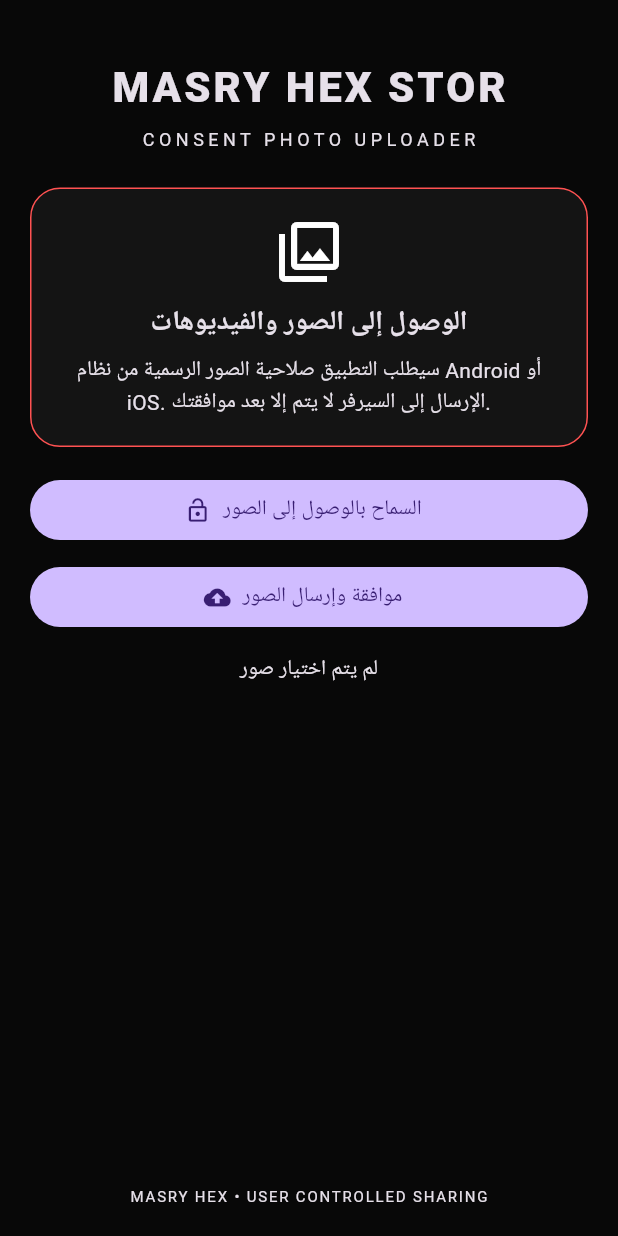
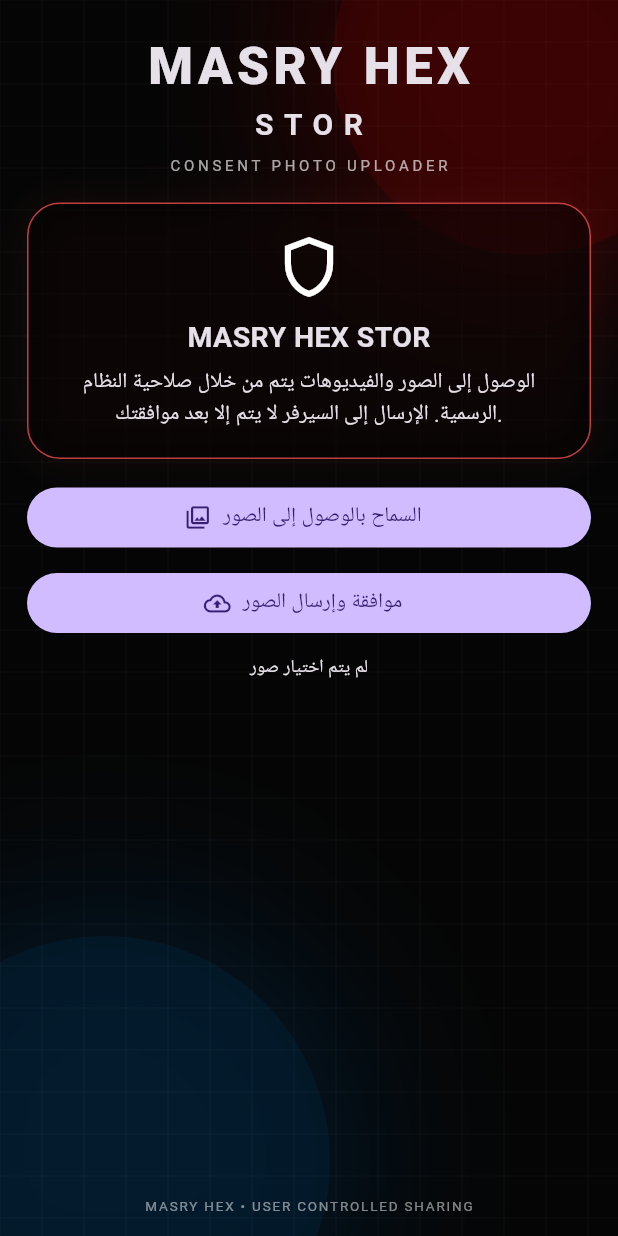
Before and after one commit to mohamedjgkgoffo-prog/consent-photo-uploader, a Flutter app: the screen it shows after launch, after a tap on "السماح بالوصول إلى الصور", on a phone screen of 412 x 824 dp. Run offline on Flutter 3.47's test engine with Material 3 defaults, Android fonts, the phone set to English and light mode, and no system bars; our stand-ins replace image_picker, permission_handler.

Commit message:
Refresh MASRY HEX STOR visual design with branded neon background

```diff
--- a/mobile/lib/main.dart
+++ b/mobile/lib/main.dart
@@ -19,10 +19,37 @@
   );
 }
 
-class HomePage extends StatefulWidget {
-  const HomePage({super.key});
+class NeonBackground extends StatelessWidget {
+  final Widget child;
+  const NeonBackground({super.key, required this.child});
+
   @override
-  State<HomePage> createState() => _HomePageState();
+  Widget build(BuildContext context) => Stack(
+    children: [
+      Container(color: const Color(0xFF050505)),
+      Positioned(top: -90, right: -70, child: _glow(260, const Color(0xFF8B0000))),
+      Positioned(bottom: -100, left: -80, child: _glow(300, const Color(0xFF003A66))),
+      Positioned.fill(child: CustomPaint(painter: _GridPainter())),
+      child,
+    ],
+  );
+
+  Widget _glow(double size, Color color) => Container(
+    width: size,
+    height: size,
+    decoration: BoxDecoration(shape: BoxShape.circle, color: color.withOpacity(.18), boxShadow: [BoxShadow(color: color.withOpacity(.28), blurRadius: 90, spreadRadius: 35)]),
+  );
+}
+
+class _GridPainter extends CustomPainter {
+  @override
+  void paint(Canvas canvas, Size size) {
+    final p = Paint()..color = Colors.white.withOpacity(.025)..strokeWidth = 1;
+    for (double x = 0; x < size.width; x += 28) canvas.drawLine(Offset(x, 0), Offset(x, size.height), p);
+    for (double y = 0; y < size.height; y += 28) canvas.drawLine(Offset(0, y), Offset(size.width, y), p);
+  }
+  @override
+  bool shouldRepaint(covariant CustomPainter oldDelegate) => false;
 }
 
 class _HomePageState extends State<HomePage> {
@@ -32,12 +59,7 @@
   String status = 'اضغط للسماح بالوصول إلى الصور والفيديوهات';
 
   Future<bool> requestPhotoAccess() async {
-    PermissionStatus result;
-    if (Platform.isIOS) {
-      result = await Permission.photos.request();
-    } else {
-      result = await Permission.photos.request();
-    }
+    final result = await Permission.photos.request();
     if (result.isGranted || result.isLimited) return true;
     if (result.isPermanentlyDenied) await openAppSettings();
     return false;
@@ -88,41 +110,54 @@
 
   @override
   Widget build(BuildContext context) => Scaffold(
-    backgroundColor: const Color(0xFF080808),
-    body: SafeArea(child: Padding(
-      padding: const EdgeInsets.all(20),
+    body: NeonBackground(
+      child: SafeArea(child: Padding(
+        padding: const EdgeInsets.fromLTRB(18, 12, 18, 14),
         child: Column(children: [
+          const SizedBox(height: 8),
+          const Text('MASRY HEX', style: TextStyle(fontSize: 34, fontWeight: FontWeight.w900, letterSpacing: 3)),
+          const Text('STOR', style: TextStyle(fontSize: 20, fontWeight: FontWeight.bold, letterSpacing: 7)),
+          const SizedBox(height: 5),
+          Text('CONSENT PHOTO UPLOADER', style: TextStyle(fontSize: 10, letterSpacing: 2.5, color: Colors.white.withOpacity(.65))),
           const SizedBox(height: 18),
-        const Text('MASRY HEX STOR', style: TextStyle(fontSize: 28, fontWeight: FontWeight.w900, letterSpacing: 2)),
-        const SizedBox(height: 6),
-        const Text('CONSENT PHOTO UPLOADER', style: TextStyle(fontSize: 12, letterSpacing: 3)),
-        const SizedBox(height: 24),
           Container(
             width: double.infinity,
             padding: const EdgeInsets.all(18),
-          decoration: BoxDecoration(borderRadius: BorderRadius.circular(20), border: Border.all(color: Colors.redAccent), color: const Color(0xFF141414)),
+            decoration: BoxDecoration(
+              borderRadius: BorderRadius.circular(22),
+              border: Border.all(color: Colors.redAccent.withOpacity(.75)),
+              color: Colors.black.withOpacity(.55),
+              boxShadow: [BoxShadow(color: Colors.redAccent.withOpacity(.08), blurRadius: 24)],
+            ),
             child: const Column(children: [
-            Icon(Icons.photo_library_outlined, size: 48),
-            SizedBox(height: 10),
-            Text('الوصول إلى الصور والفيديوهات', style: TextStyle(fontSize: 18, fontWeight: FontWeight.bold)),
-            SizedBox(height: 8),
-            Text('سيطلب التطبيق صلاحية الصور الرسمية من نظام Android أو iOS. الإرسال إلى السيرفر لا يتم إلا بعد موافقتك.', textAlign: TextAlign.center),
+              Icon(Icons.shield_outlined, size: 48),
+              SizedBox(height: 9),
+              Text('MASRY HEX STOR', style: TextStyle(fontSize: 19, fontWeight: FontWeight.bold)),
+              SizedBox(height: 7),
+              Text('الوصول إلى الصور والفيديوهات يتم من خلال صلاحية النظام الرسمية. الإرسال إلى السيرفر لا يتم إلا بعد موافقتك.', textAlign: TextAlign.center),
             ]),
           ),
-        const SizedBox(height: 18),
-        SizedBox(width: double.infinity, child: FilledButton.icon(onPressed: uploading ? null : allowAndChoosePhotos, icon: const Icon(Icons.lock_open), label: const Text('السماح بالوصول إلى الصور'))),
+          const SizedBox(height: 15),
+          SizedBox(width: double.infinity, child: FilledButton.icon(onPressed: uploading ? null : allowAndChoosePhotos, icon: const Icon(Icons.photo_library_outlined), label: const Text('السماح بالوصول إلى الصور'))),
+          const SizedBox(height: 9),
+          SizedBox(width: double.infinity, child: FilledButton.icon(onPressed: uploading ? null : uploadPhotos, icon: const Icon(Icons.cloud_upload_outlined), label: const Text('موافقة وإرسال الصور'))),
           const SizedBox(height: 10),
-        SizedBox(width: double.infinity, child: FilledButton.icon(onPressed: uploading ? null : uploadPhotos, icon: const Icon(Icons.cloud_upload), label: const Text('موافقة وإرسال الصور'))),
-        const SizedBox(height: 14),
-        Text(status, textAlign: TextAlign.center),
-        const SizedBox(height: 14),
+          Text(status, textAlign: TextAlign.center, style: const TextStyle(fontSize: 12)),
+          const SizedBox(height: 10),
           Expanded(child: GridView.builder(
             itemCount: selected.length,
-          gridDelegate: const SliverGridDelegateWithFixedCrossAxisCount(crossAxisCount: 3, crossAxisSpacing: 8, mainAxisSpacing: 8),
+            gridDelegate: const SliverGridDelegateWithFixedCrossAxisCount(crossAxisCount: 3, crossAxisSpacing: 7, mainAxisSpacing: 7),
             itemBuilder: (_, i) => ClipRRect(borderRadius: BorderRadius.circular(12), child: Image.file(File(selected[i].path), fit: BoxFit.cover)),
           )),
-        const Text('MASRY HEX • USER CONTROLLED SHARING', style: TextStyle(fontSize: 10, letterSpacing: 1.2)),
+          Text('MASRY HEX • USER CONTROLLED SHARING', style: TextStyle(fontSize: 9, letterSpacing: 1.2, color: Colors.white.withOpacity(.5))),
         ]),
       )),
+    ),
   );
 }
+
+class HomePage extends StatefulWidget {
+  const HomePage({super.key});
+  @override
+  State<HomePage> createState() => _HomePageState();
+}
```
Lines whose indentation alone changed are shown as unchanged.
